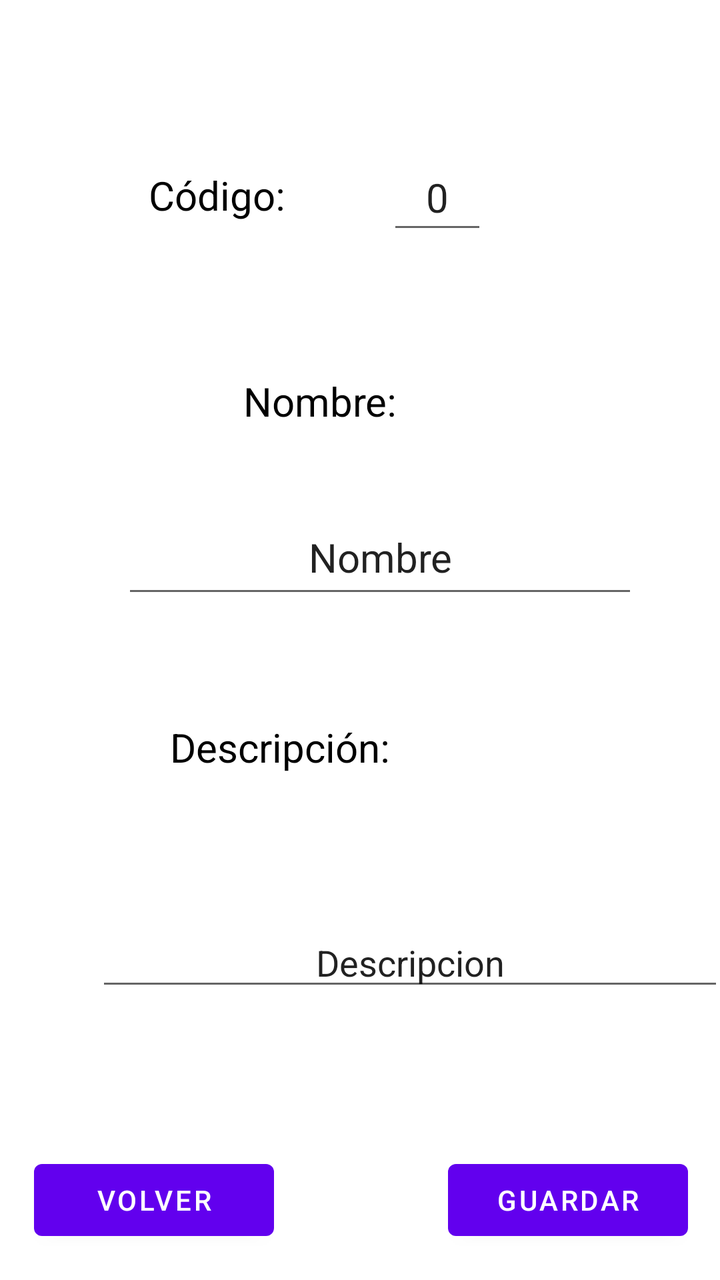
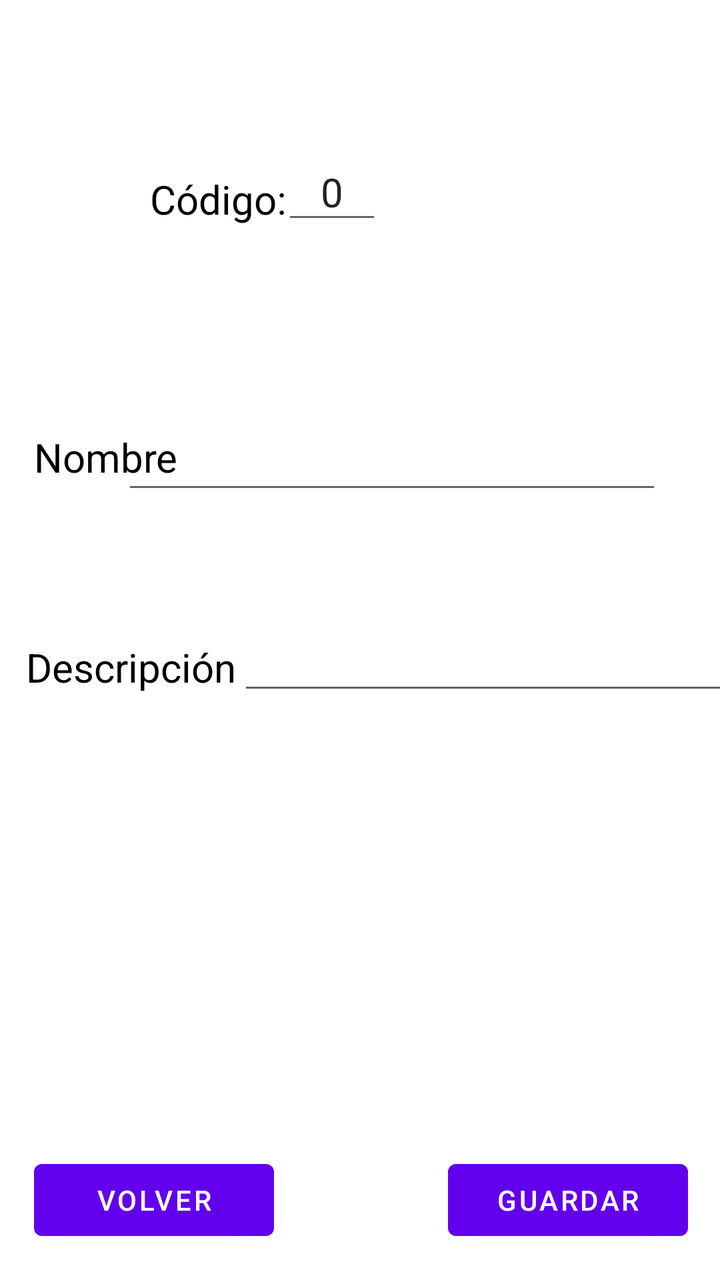

Before-and-after screenshots of an Android layout around one commit, followed by the original layout XML and the change that was made.
<!-- AndroidManifest.xml: application theme Theme.AplicacionIncidencias -->
<!-- res/layout/activity_info_sala.xml -->
<?xml version="1.0" encoding="utf-8"?>
<androidx.constraintlayout.widget.ConstraintLayout xmlns:android="http://schemas.android.com/apk/res/android"
    xmlns:app="http://schemas.android.com/apk/res-auto"
    xmlns:tools="http://schemas.android.com/tools"
    android:id="@+id/main"
    android:layout_width="match_parent"
    android:layout_height="match_parent"
    android:orientation="horizontal"
    tools:context=".Sala.Activity_Info_Sala">


    <TextView
        android:id="@+id/tvCodigoSala"
        android:layout_width="wrap_content"
        android:layout_height="wrap_content"
        android:layout_marginStart="111dp"
        android:layout_marginTop="84dp"
        android:layout_marginEnd="23dp"
        android:text="Código: "
        android:textColor="@color/black"
        android:textSize="20sp"
        app:layout_constraintEnd_toStartOf="@+id/edinfoCodigoSala"
        app:layout_constraintStart_toStartOf="parent"
        app:layout_constraintTop_toTopOf="parent" />

    <EditText
        android:id="@+id/edinfoCodigoSala"
        android:layout_width="50dp"
        android:layout_height="50dp"
        android:layout_marginStart="23dp"
        android:layout_marginTop="72dp"
        android:layout_marginEnd="153dp"
        android:gravity="center"
        android:text="0"
        android:textSize="20sp"
        app:layout_constraintEnd_toEndOf="parent"
        app:layout_constraintStart_toEndOf="@+id/tvCodigoSala"
        app:layout_constraintTop_toTopOf="parent" />

    <TextView
        android:id="@+id/tvNombreSala"
        android:layout_width="wrap_content"
        android:layout_height="wrap_content"
        android:layout_marginStart="147dp"
        android:layout_marginTop="65dp"
        android:layout_marginEnd="182dp"
        android:layout_marginBottom="36dp"
        android:text="Nombre: "
        android:textColor="@color/black"
        android:textSize="20sp"
        app:layout_constraintBottom_toTopOf="@+id/editNombreSala"
        app:layout_constraintEnd_toEndOf="parent"
        app:layout_constraintStart_toStartOf="parent"
        app:layout_constraintTop_toBottomOf="@+id/edinfoCodigoSala" />

    <EditText
        android:id="@+id/editNombreSala"
        android:layout_width="258dp"
        android:layout_height="54dp"
        android:layout_marginStart="61dp"
        android:layout_marginTop="36dp"
        android:layout_marginEnd="92dp"
        android:inputType="text"
        android:text="Nombre"
        android:textAlignment="center"
        android:textSize="20sp"
        app:layout_constraintEnd_toEndOf="parent"
        app:layout_constraintHorizontal_bias="0.0"
        app:layout_constraintStart_toStartOf="parent"
        app:layout_constraintTop_toBottomOf="@+id/tvNombreSala" />

    <TextView
        android:id="@+id/tvDescripcionSala"
        android:layout_width="115dp"
        android:layout_height="29dp"
        android:layout_marginStart="136dp"
        android:layout_marginTop="56dp"
        android:layout_marginEnd="160dp"
        android:layout_marginBottom="70dp"
        android:text="Descripción: "
        android:textColor="@color/black"
        android:textSize="20sp"
        app:layout_constraintBottom_toTopOf="@+id/editDescripcionSala"
        app:layout_constraintEnd_toEndOf="parent"
        app:layout_constraintHorizontal_bias="1.0"
        app:layout_constraintStart_toStartOf="parent"
        app:layout_constraintTop_toBottomOf="@+id/editNombreSala" />

    <EditText
        android:id="@+id/editDescripcionSala"
        android:layout_width="314dp"
        android:layout_height="wrap_content"
        android:layout_marginStart="48dp"
        android:layout_marginTop="70dp"
        android:layout_marginEnd="49dp"
        android:inputType="textMultiLine"
        android:text="Descripcion"
        android:textAlignment="center"
        app:layout_constraintEnd_toEndOf="parent"
        app:layout_constraintHorizontal_bias="0.0"
        app:layout_constraintStart_toStartOf="parent"
        app:layout_constraintTop_toBottomOf="@+id/tvDescripcionSala" />

    <Button
        android:id="@+id/btnGuardarSala"
        android:layout_width="120dp"
        android:layout_height="wrap_content"

        android:layout_marginEnd="16dp"
        android:layout_marginBottom="16dp"
        android:text="Guardar"
        app:layout_constraintBottom_toBottomOf="parent"
        app:layout_constraintEnd_toEndOf="parent" />

    <Button
        android:id="@+id/btnVolverSala"
        android:layout_width="120dp"
        android:layout_height="wrap_content"
        android:layout_marginStart="17dp"
        android:layout_marginBottom="16dp"
        android:text="Volver"
        app:layout_constraintBottom_toBottomOf="parent"
        app:layout_constraintStart_toStartOf="parent" />


</androidx.constraintlayout.widget.ConstraintLayout>
<!-- resources referenced by this layout -->
<resources>
  <color name="black">#FF000000</color>
  <style name="Theme.AplicacionIncidencias" parent="Theme.MaterialComponents.DayNight.DarkActionBar">
          
          <item name="colorPrimary">@color/purple_500</item>
          <item name="colorPrimaryVariant">@color/purple_700</item>
          <item name="colorOnPrimary">@color/white</item>
          
          <item name="colorSecondary">@color/teal_200</item>
          <item name="colorSecondaryVariant">@color/teal_700</item>
          <item name="colorOnSecondary">@color/black</item>
          
          <item name="android:statusBarColor">?attr/colorPrimaryVariant</item>
          
      </style>
  <color name="purple_500">#FF6200EE</color>
  <color name="purple_700">#FF3700B3</color>
  <color name="white">#FFFFFFFF</color>
  <color name="teal_200">#FF03DAC5</color>
  <color name="teal_700">#FF018786</color>
</resources>

<!-- the commit's change to res/layout/activity_info_sala.xml (unified diff, before → after) -->
@@ -13,10 +13,11 @@
         android:id="@+id/tvCodigoSala"
         android:layout_width="wrap_content"
         android:layout_height="wrap_content"
-        android:layout_marginStart="111dp"
-        android:layout_marginTop="84dp"
-        android:layout_marginEnd="23dp"
+        android:layout_marginStart="100dp"
+        android:layout_marginTop="86dp"
+        android:layout_marginEnd="18dp"
         android:text="Código: "
+        android:textAlignment="center"
         android:textColor="@color/black"
         android:textSize="20sp"
         app:layout_constraintEnd_toStartOf="@+id/edinfoCodigoSala"
@@ -26,86 +27,74 @@
     <EditText
         android:id="@+id/edinfoCodigoSala"
         android:layout_width="50dp"
-        android:layout_height="50dp"
-        android:layout_marginStart="23dp"
+        android:layout_height="45dp"
         android:layout_marginTop="72dp"
-        android:layout_marginEnd="153dp"
+        android:layout_marginEnd="169dp"
+        android:layout_marginBottom="85dp"
         android:gravity="center"
         android:text="0"
         android:textSize="20sp"
+        app:layout_constraintBottom_toTopOf="@+id/editNombreSala"
         app:layout_constraintEnd_toEndOf="parent"
-        app:layout_constraintStart_toEndOf="@+id/tvCodigoSala"
         app:layout_constraintTop_toTopOf="parent" />
 
     <TextView
         android:id="@+id/tvNombreSala"
         android:layout_width="wrap_content"
         android:layout_height="wrap_content"
-        android:layout_marginStart="147dp"
-        android:layout_marginTop="65dp"
-        android:layout_marginEnd="182dp"
-        android:layout_marginBottom="36dp"
-        android:text="Nombre: "
+        android:layout_marginStart="17dp"
+        android:layout_marginTop="215dp"
+        android:text="Nombre "
+        android:textAlignment="center"
         android:textColor="@color/black"
         android:textSize="20sp"
-        app:layout_constraintBottom_toTopOf="@+id/editNombreSala"
-        app:layout_constraintEnd_toEndOf="parent"
         app:layout_constraintStart_toStartOf="parent"
-        app:layout_constraintTop_toBottomOf="@+id/edinfoCodigoSala" />
+        app:layout_constraintTop_toTopOf="parent" />
 
     <EditText
         android:id="@+id/editNombreSala"
-        android:layout_width="258dp"
-        android:layout_height="54dp"
-        android:layout_marginStart="61dp"
-        android:layout_marginTop="36dp"
-        android:layout_marginEnd="92dp"
+        android:layout_width="270sp"
+        android:layout_height="50sp"
+        android:layout_marginTop="85dp"
+        android:layout_marginEnd="29dp"
         android:inputType="text"
-        android:text="Nombre"
-        android:textAlignment="center"
+        android:text=""
+        android:textAlignment="textStart"
         android:textSize="20sp"
         app:layout_constraintEnd_toEndOf="parent"
-        app:layout_constraintHorizontal_bias="0.0"
-        app:layout_constraintStart_toStartOf="parent"
-        app:layout_constraintTop_toBottomOf="@+id/tvNombreSala" />
+        app:layout_constraintTop_toBottomOf="@+id/edinfoCodigoSala" />
 
     <TextView
         android:id="@+id/tvDescripcionSala"
-        android:layout_width="115dp"
-        android:layout_height="29dp"
-        android:layout_marginStart="136dp"
-        android:layout_marginTop="56dp"
-        android:layout_marginEnd="160dp"
-        android:layout_marginBottom="70dp"
-        android:text="Descripción: "
+        android:layout_width="wrap_content"
+        android:layout_height="wrap_content"
+        android:layout_marginStart="13dp"
+        android:layout_marginTop="78dp"
+        android:text="Descripción "
+        android:textAlignment="center"
         android:textColor="@color/black"
         android:textSize="20sp"
-        app:layout_constraintBottom_toTopOf="@+id/editDescripcionSala"
-        app:layout_constraintEnd_toEndOf="parent"
-        app:layout_constraintHorizontal_bias="1.0"
         app:layout_constraintStart_toStartOf="parent"
-        app:layout_constraintTop_toBottomOf="@+id/editNombreSala" />
+        app:layout_constraintTop_toBottomOf="@+id/tvNombreSala"/>
 
     <EditText
         android:id="@+id/editDescripcionSala"
-        android:layout_width="314dp"
+        android:layout_width="250sp"
         android:layout_height="wrap_content"
-        android:layout_marginStart="48dp"
-        android:layout_marginTop="70dp"
-        android:layout_marginEnd="49dp"
+        android:layout_marginStart="21dp"
+        android:layout_marginTop="59dp"
+        android:layout_marginEnd="16dp"
         android:inputType="textMultiLine"
-        android:text="Descripcion"
-        android:textAlignment="center"
+        android:text=""
+        android:textAlignment="textStart"
         app:layout_constraintEnd_toEndOf="parent"
-        app:layout_constraintHorizontal_bias="0.0"
-        app:layout_constraintStart_toStartOf="parent"
-        app:layout_constraintTop_toBottomOf="@+id/tvDescripcionSala" />
+        app:layout_constraintStart_toEndOf="@+id/tvDescripcionSala"
+        app:layout_constraintTop_toBottomOf="@+id/editNombreSala" />
 
     <Button
         android:id="@+id/btnGuardarSala"
         android:layout_width="120dp"
         android:layout_height="wrap_content"
-
         android:layout_marginEnd="16dp"
         android:layout_marginBottom="16dp"
         android:text="Guardar"
